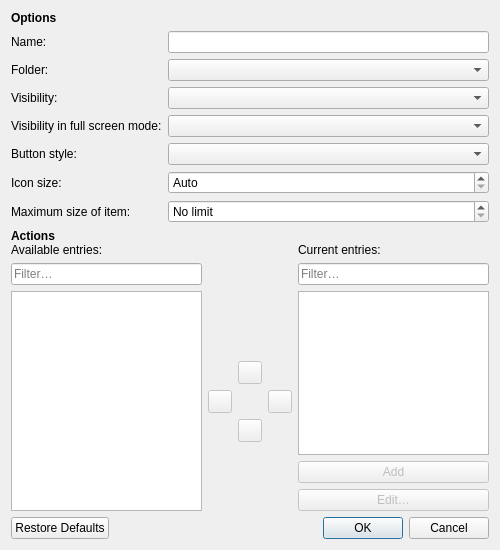
Above: src/ui/ToolBarDialog.ui from OtterBrowser/otter-browser before the change. Below: the same form after it.
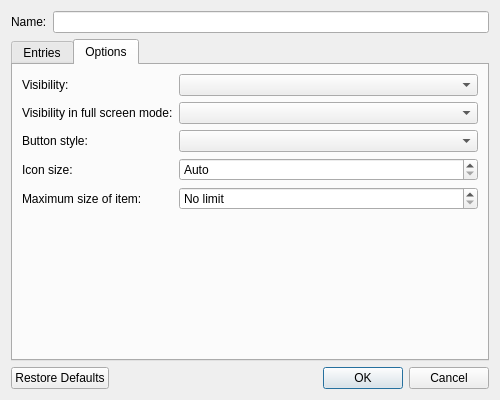
That is the form after the change. The open tabs and pages were chosen to show the change. Custom widgets are drawn as their Qt base class.

Commit message: Rearrange ToolBarDialog and use it for adding new bookmark bars

```diff
--- a/src/ui/ToolBarDialog.ui
+++ b/src/ui/ToolBarDialog.ui
@@ -7,29 +7,16 @@
     <x>0</x>
     <y>0</y>
     <width>500</width>
-    <height>550</height>
+    <height>400</height>
    </rect>
   </property>
   <property name="windowTitle">
    <string>Edit Toolbar</string>
   </property>
   <layout class="QVBoxLayout" name="verticalLayout">
-   <item>
-    <widget class="QLabel" name="optionsHeader">
-     <property name="font">
-      <font>
-       <weight>75</weight>
-       <bold>true</bold>
-      </font>
-     </property>
-     <property name="text">
-      <string>Options</string>
-     </property>
-    </widget>
-   </item>
    <item>
     <layout class="QFormLayout" name="formLayout">
-     <item row="1" column="0">
+     <item row="0" column="0">
       <widget class="QLabel" name="titleLabel">
        <property name="text">
         <string>Name:</string>
@@ -39,119 +26,25 @@
        </property>
       </widget>
      </item>
-     <item row="1" column="1">
+     <item row="0" column="1">
       <widget class="QLineEdit" name="titleLineEdit">
        <property name="text">
         <string/>
        </property>
       </widget>
      </item>
-     <item row="3" column="0">
-      <widget class="QLabel" name="normalVisibilityLabel">
-       <property name="text">
-        <string>Visibility:</string>
-       </property>
-       <property name="buddy">
-        <cstring>normalVisibilityComboBox</cstring>
-       </property>
-      </widget>
-     </item>
-     <item row="3" column="1">
-      <widget class="QComboBox" name="normalVisibilityComboBox"/>
-     </item>
-     <item row="5" column="0">
-      <widget class="QLabel" name="buttonStyleLabel">
-       <property name="text">
-        <string>Button style:</string>
-       </property>
-       <property name="buddy">
-        <cstring>buttonStyleComboBox</cstring>
-       </property>
-      </widget>
-     </item>
-     <item row="5" column="1">
-      <widget class="QComboBox" name="buttonStyleComboBox"/>
-     </item>
-     <item row="6" column="0">
-      <widget class="QLabel" name="iconSizeLabel">
-       <property name="text">
-        <string>Icon size:</string>
-       </property>
-       <property name="buddy">
-        <cstring>iconSizeSpinBox</cstring>
-       </property>
-      </widget>
-     </item>
-     <item row="6" column="1">
-      <widget class="QSpinBox" name="iconSizeSpinBox">
-       <property name="specialValueText">
-        <string>Auto</string>
-       </property>
-       <property name="suffix">
-        <string> px</string>
-       </property>
-       <property name="maximum">
-        <number>1024</number>
-       </property>
-       <property name="singleStep">
-        <number>22</number>
-       </property>
-      </widget>
-     </item>
-     <item row="7" column="0">
-      <widget class="QLabel" name="maximumButtonSizeLbel">
-       <property name="text">
-        <string>Maximum size of item:</string>
-       </property>
-       <property name="buddy">
-        <cstring>maximumButtonSizeSpinBox</cstring>
-       </property>
-      </widget>
-     </item>
-     <item row="7" column="1">
-      <widget class="QSpinBox" name="maximumButtonSizeSpinBox">
-       <property name="specialValueText">
-        <string>No limit</string>
-       </property>
-       <property name="suffix">
-        <string> px</string>
-       </property>
-       <property name="maximum">
-        <number>2048</number>
-       </property>
-      </widget>
-     </item>
-     <item row="2" column="0">
-      <widget class="QLabel" name="folderLabel">
-       <property name="text">
-        <string>Folder:</string>
-       </property>
-       <property name="buddy">
-        <cstring>folderComboBox</cstring>
-       </property>
-      </widget>
-     </item>
-     <item row="2" column="1">
-      <widget class="Otter::BookmarksComboBoxWidget" name="folderComboBox"/>
-     </item>
-     <item row="4" column="1">
-      <widget class="QComboBox" name="fullScreenVisibilityComboBox"/>
-     </item>
-     <item row="4" column="0">
-      <widget class="QLabel" name="fullScreenVisibilityLabel">
-       <property name="text">
-        <string>Visibility in full screen mode:</string>
-       </property>
-       <property name="buddy">
-        <cstring>fullScreenVisibilityComboBox</cstring>
-       </property>
-      </widget>
-     </item>
     </layout>
    </item>
    <item>
-    <widget class="QWidget" name="arrangementWidget" native="true">
-     <layout class="QVBoxLayout" name="actionsLayout">
+    <widget class="QTabWidget" name="tabWidget">
+     <property name="currentIndex">
+      <number>0</number>
+     </property>
+     <widget class="QWidget" name="entriesTab">
+      <attribute name="title">
+       <string>Entries</string>
+      </attribute>
+      <layout class="QVBoxLayout" name="entriesLayout">
       <property name="spacing">
        <number>0</number>
       </property>
@@ -168,20 +61,27 @@
        <number>0</number>
       </property>
       <item>
-       <widget class="QLabel" name="actionsHeader">
-        <property name="font">
-         <font>
-          <weight>75</weight>
-          <bold>true</bold>
-         </font>
-        </property>
+        <widget class="QWidget" name="bookmarksWidget" native="true">
+         <layout class="QFormLayout" name="bookmarksLayout">
+          <item row="0" column="0">
+           <widget class="QLabel" name="folderLabel">
         <property name="text">
-         <string>Actions</string>
-        </property>
+             <string>Bookmarks folder:</string>
+            </property>
+            <property name="buddy">
+             <cstring>folderComboBox</cstring>
+            </property>
+           </widget>
+          </item>
+          <item row="0" column="1">
+           <widget class="Otter::BookmarksComboBoxWidget" name="folderComboBox"/>
+          </item>
+         </layout>
        </widget>
       </item>
       <item>
-       <layout class="QGridLayout" name="gridLayout" columnstretch="2,1,2">
+        <widget class="QWidget" name="entriesEditorWidget" native="true">
+         <layout class="QGridLayout" name="entriesEditorLayout" columnstretch="2,1,2">
         <property name="spacing">
          <number>6</number>
         </property>
@@ -389,8 +289,105 @@
          </widget>
         </item>
        </layout>
-      </item>
-     </layout>
+        </widget>
+       </item>
+      </layout>
+     </widget>
+     <widget class="QWidget" name="optionsTab">
+      <attribute name="title">
+       <string>Options</string>
+      </attribute>
+      <layout class="QFormLayout" name="optionsLayout">
+       <item row="1" column="0">
+        <widget class="QLabel" name="normalVisibilityLabel">
+         <property name="text">
+          <string>Visibility:</string>
+         </property>
+         <property name="buddy">
+          <cstring>normalVisibilityComboBox</cstring>
+         </property>
+        </widget>
+       </item>
+       <item row="1" column="1">
+        <widget class="QComboBox" name="normalVisibilityComboBox"/>
+       </item>
+       <item row="2" column="0">
+        <widget class="QLabel" name="fullScreenVisibilityLabel">
+         <property name="text">
+          <string>Visibility in full screen mode:</string>
+         </property>
+         <property name="buddy">
+          <cstring>fullScreenVisibilityComboBox</cstring>
+         </property>
+        </widget>
+       </item>
+       <item row="2" column="1">
+        <widget class="QComboBox" name="fullScreenVisibilityComboBox"/>
+       </item>
+       <item row="3" column="0">
+        <widget class="QLabel" name="buttonStyleLabel">
+         <property name="text">
+          <string>Button style:</string>
+         </property>
+         <property name="buddy">
+          <cstring>buttonStyleComboBox</cstring>
+         </property>
+        </widget>
+       </item>
+       <item row="3" column="1">
+        <widget class="QComboBox" name="buttonStyleComboBox"/>
+       </item>
+       <item row="4" column="0">
+        <widget class="QLabel" name="iconSizeLabel">
+         <property name="text">
+          <string>Icon size:</string>
+         </property>
+         <property name="buddy">
+          <cstring>iconSizeSpinBox</cstring>
+         </property>
+        </widget>
+       </item>
+       <item row="4" column="1">
+        <widget class="QSpinBox" name="iconSizeSpinBox">
+         <property name="specialValueText">
+          <string>Auto</string>
+         </property>
+         <property name="suffix">
+          <string> px</string>
+         </property>
+         <property name="maximum">
+          <number>1024</number>
+         </property>
+         <property name="singleStep">
+          <number>22</number>
+         </property>
+        </widget>
+       </item>
+       <item row="5" column="0">
+        <widget class="QLabel" name="maximumButtonSizeLbel">
+         <property name="text">
+          <string>Maximum size of item:</string>
+         </property>
+         <property name="buddy">
+          <cstring>maximumButtonSizeSpinBox</cstring>
+         </property>
+        </widget>
+       </item>
+       <item row="5" column="1">
+        <widget class="QSpinBox" name="maximumButtonSizeSpinBox">
+         <property name="specialValueText">
+          <string>No limit</string>
+         </property>
+         <property name="suffix">
+          <string> px</string>
+         </property>
+         <property name="maximum">
+          <number>2048</number>
+         </property>
+        </widget>
+       </item>
+      </layout>
+     </widget>
     </widget>
    </item>
    <item>
```
Left out of the diff: 12 changed lines with no effect on the pictures. Lines whose indentation alone changed are shown as unchanged. The commit also changes 7 other files.
